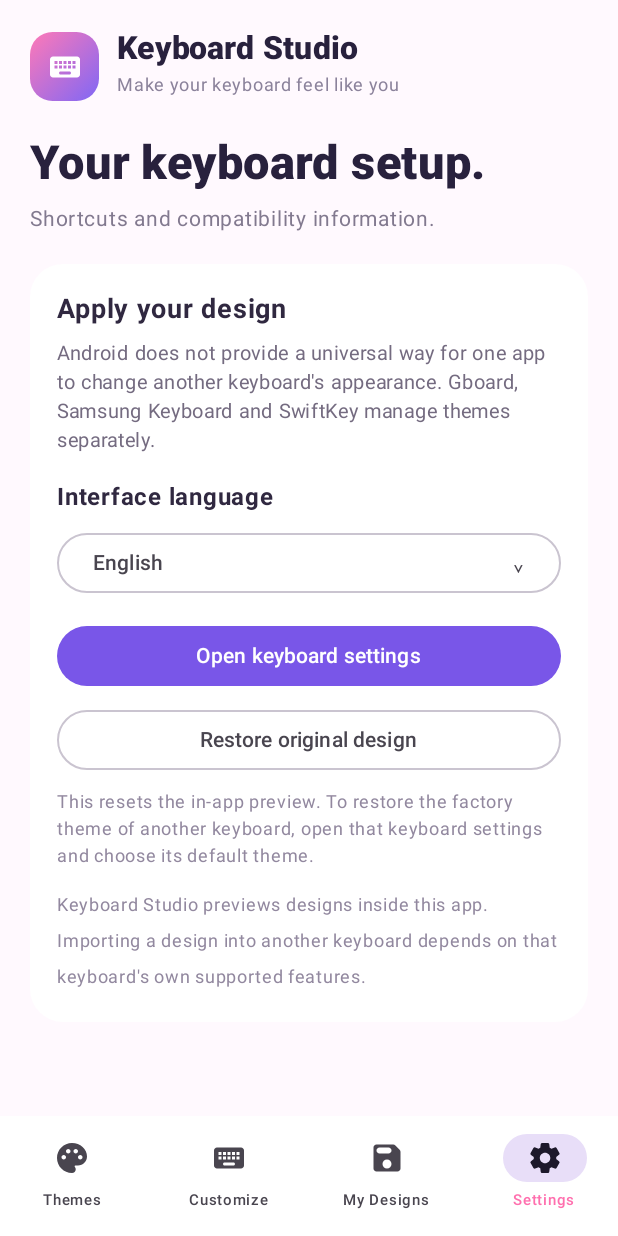
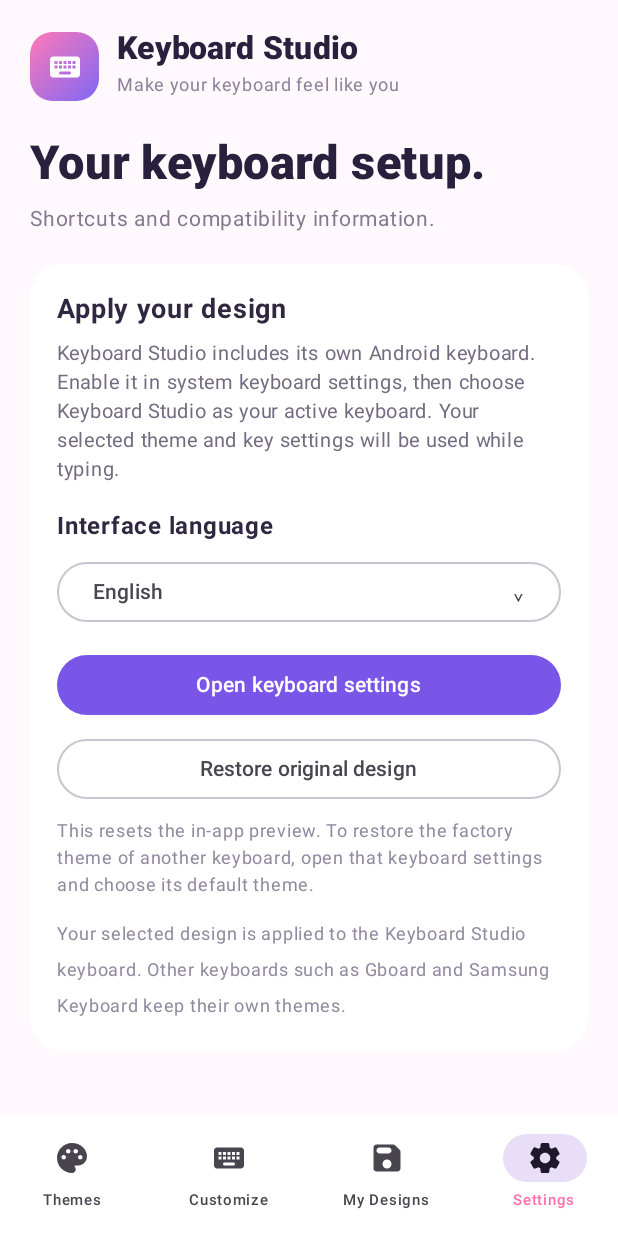
Before and after one commit to edtatevosiani99-create/Keyboard-Studio, an Android app built with Jetpack Compose: the screen it shows after launch (MainActivity), item 4 of the bottom bar chosen, on a phone screen of 412 x 824 dp. Run offline under Robolectric (Android 15) with nearby library versions, the phone set to English and light mode, and no system bars.

Commit message:
Explain enabling the new Keyboard Studio keyboard

```diff
--- a/app/src/main/java/com/keyboardstudio/app/MainActivity.kt
+++ b/app/src/main/java/com/keyboardstudio/app/MainActivity.kt
@@ -237,7 +237,7 @@ private fun SettingsCard(open:()->Unit,language:String,onLanguage:(String)->Unit
  Column(Modifier.fillMaxWidth().clip(RoundedCornerShape(22.dp)).background(Color.White).padding(18.dp)) {
   Text(tx(language,"Apply your design"),fontSize=18.sp,fontWeight=FontWeight.Bold,color=Color(0xFF302840))
   Spacer(Modifier.height(8.dp))
-  Text("Android does not provide a universal way for one app to change another keyboard's appearance. Gboard, Samsung Keyboard and SwiftKey manage themes separately.",fontSize=13.sp,color=Color(0xFF746B80),lineHeight=19.sp)
+  Text("Keyboard Studio includes its own Android keyboard. Enable it in system keyboard settings, then choose Keyboard Studio as your active keyboard. Your selected theme and key settings will be used while typing.",fontSize=13.sp,color=Color(0xFF746B80),lineHeight=19.sp)
   Spacer(Modifier.height(16.dp))
   var expanded by remember { mutableStateOf(false) }
   Text(tx(language,"Interface language"),fontWeight=FontWeight.Bold,color=Color(0xFF302840))
@@ -255,6 +255,6 @@ private fun SettingsCard(open:()->Unit,language:String,onLanguage:(String)->Unit
   Spacer(Modifier.height(8.dp))
   Text(if(language=="Русский") "Сбросит предпросмотр в приложении. Для возврата заводской темы Gboard или другой клавиатуры открой ее настройки и выбери тему по умолчанию." else if(language=="ქართული") "აღდგება აპის საწყისი წინასწარი ხედი. კლავიატურის ქარხნული თემის დასაბრუნებლად გახსენით თავად კლავიატურის პარამეტრები." else "This resets the in-app preview. To restore the factory theme of another keyboard, open that keyboard settings and choose its default theme.",fontSize=12.sp,color=Color(0xFF92889F),lineHeight=18.sp)
   Spacer(Modifier.height(12.dp))
-  Text("Keyboard Studio previews designs inside this app. Importing a design into another keyboard depends on that keyboard's own supported features.",fontSize=12.sp,color=Color(0xFF92889F))
+  Text("Your selected design is applied to the Keyboard Studio keyboard. Other keyboards such as Gboard and Samsung Keyboard keep their own themes.",fontSize=12.sp,color=Color(0xFF92889F))
  }
 }
```
